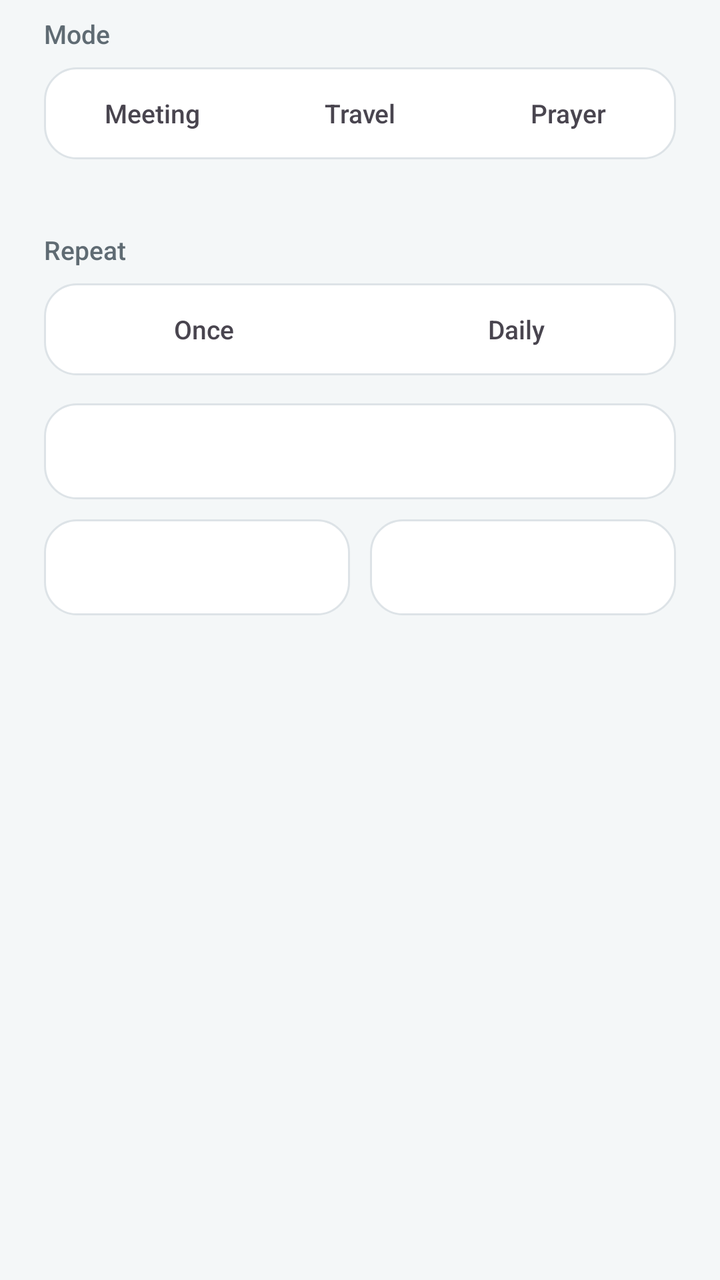
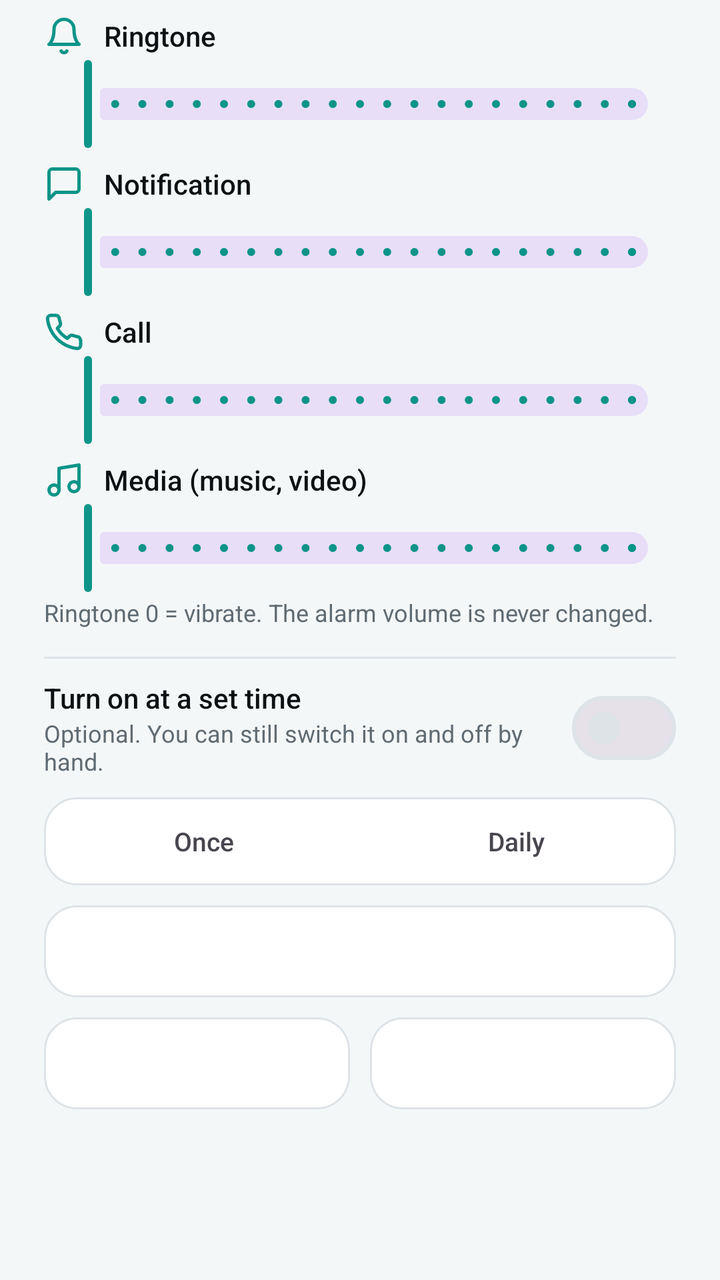

The first picture is an Android layout as it rendered before a commit; the second is the same layout after the commit. The layout source and the unified diff follow.
<!-- AndroidManifest.xml: application theme Theme.AlertAlarm -->
<!-- res/layout/dialog_volume.xml -->
<?xml version="1.0" encoding="utf-8"?>
<LinearLayout xmlns:android="http://schemas.android.com/apk/res/android"
    android:layout_width="match_parent"
    android:layout_height="wrap_content"
    android:orientation="vertical"
    android:paddingStart="22dp"
    android:paddingTop="8dp"
    android:paddingEnd="22dp">

    <TextView
        style="@style/Label"
        android:text="Mode" />

    <LinearLayout
        android:layout_width="match_parent"
        android:layout_height="wrap_content"
        android:background="@drawable/bg_segment"
        android:orientation="horizontal"
        android:padding="4dp">
        <TextView android:id="@+id/modeMeeting" android:layout_width="0dp" android:layout_height="38dp" android:layout_weight="1" android:clickable="true" android:focusable="true" android:fontFamily="sans-serif-medium" android:gravity="center" android:text="Meeting" android:textSize="13sp" />
        <TextView android:id="@+id/modeTravel" android:layout_width="0dp" android:layout_height="38dp" android:layout_marginStart="4dp" android:layout_weight="1" android:clickable="true" android:focusable="true" android:fontFamily="sans-serif-medium" android:gravity="center" android:text="Travel" android:textSize="13sp" />
        <TextView android:id="@+id/modePrayer" android:layout_width="0dp" android:layout_height="38dp" android:layout_marginStart="4dp" android:layout_weight="1" android:clickable="true" android:focusable="true" android:fontFamily="sans-serif-medium" android:gravity="center" android:text="Prayer" android:textSize="13sp" />
    </LinearLayout>

    <TextView
        android:id="@+id/modeHint"
        android:layout_width="wrap_content"
        android:layout_height="wrap_content"
        android:layout_marginTop="6dp"
        android:textColor="@color/hero_text"
        android:textSize="12sp" />

    <TextView
        style="@style/Label"
        android:layout_marginTop="14dp"
        android:text="Repeat" />

    <LinearLayout
        android:layout_width="match_parent"
        android:layout_height="wrap_content"
        android:background="@drawable/bg_segment"
        android:orientation="horizontal"
        android:padding="4dp">
        <TextView android:id="@+id/volOnce" android:layout_width="0dp" android:layout_height="38dp" android:layout_weight="1" android:clickable="true" android:focusable="true" android:fontFamily="sans-serif-medium" android:gravity="center" android:text="Once" android:textSize="13sp" />
        <TextView android:id="@+id/volDaily" android:layout_width="0dp" android:layout_height="38dp" android:layout_marginStart="4dp" android:layout_weight="1" android:clickable="true" android:focusable="true" android:fontFamily="sans-serif-medium" android:gravity="center" android:text="Daily" android:textSize="13sp" />
    </LinearLayout>

    <TextView
        android:id="@+id/volDate"
        android:layout_width="match_parent"
        android:layout_height="48dp"
        android:layout_marginTop="14dp"
        android:background="@drawable/bg_input"
        android:clickable="true"
        android:focusable="true"
        android:gravity="center_vertical"
        android:paddingStart="14dp"
        android:paddingEnd="14dp"
        android:textColor="@color/text"
        android:textSize="15sp" />

    <LinearLayout
        android:layout_width="match_parent"
        android:layout_height="wrap_content"
        android:layout_marginTop="10dp"
        android:layout_marginBottom="6dp"
        android:orientation="horizontal">

        <TextView
            android:id="@+id/volStart"
            android:layout_width="0dp"
            android:layout_height="48dp"
            android:layout_weight="1"
            android:background="@drawable/bg_input"
            android:clickable="true"
            android:focusable="true"
            android:gravity="center"
            android:textColor="@color/text"
            android:textSize="15sp" />

        <TextView
            android:id="@+id/volEnd"
            android:layout_width="0dp"
            android:layout_height="48dp"
            android:layout_marginStart="10dp"
            android:layout_weight="1"
            android:background="@drawable/bg_input"
            android:clickable="true"
            android:focusable="true"
            android:gravity="center"
            android:textColor="@color/text"
            android:textSize="15sp" />
    </LinearLayout>
</LinearLayout>
<!-- resources referenced by this layout -->
<resources>
  <color name="hero_text">#2F5F59</color>
  <color name="text">#0E1113</color>
  <!-- drawable bg_input (drawable) -->
  <?xml version="1.0" encoding="utf-8"?>
  <shape xmlns:android="http://schemas.android.com/apk/res/android" android:shape="rectangle">
      <solid android:color="@color/surface" />
      <stroke android:width="1dp" android:color="@color/stroke" />
      <corners android:radius="16dp" />
  </shape>
  <style name="Label">
          <item name="android:layout_width">wrap_content</item>
          <item name="android:layout_height">wrap_content</item>
          <item name="android:layout_marginBottom">8dp</item>
          <item name="android:fontFamily">sans-serif-medium</item>
          <item name="android:textColor">@color/muted</item>
          <item name="android:textSize">13sp</item>
      </style>
  <color name="surface">#FFFFFF</color>
  <color name="stroke">#DDE3E7</color>
  <color name="muted">#5F6B73</color>
  <color name="accent">#0D9488</color>
  <color name="on_accent">#FFFFFF</color>
  <color name="hero">#DDF6F2</color>
  <color name="bg">#F4F7F8</color>
  <color name="nav">#FFFFFF</color>
  <!-- unchanged entries left out for length: 2 -->
</resources>

<!-- the commit's change to res/layout/dialog_volume.xml (unified diff, before → after) -->
@@ -1,94 +1,293 @@
 <?xml version="1.0" encoding="utf-8"?>
-<LinearLayout xmlns:android="http://schemas.android.com/apk/res/android"
+<ScrollView xmlns:android="http://schemas.android.com/apk/res/android"
+    xmlns:app="http://schemas.android.com/apk/res-auto"
+    android:layout_width="match_parent"
+    android:layout_height="wrap_content">
+
+<LinearLayout
     android:layout_width="match_parent"
     android:layout_height="wrap_content"
     android:orientation="vertical"
     android:paddingStart="22dp"
-    android:paddingTop="8dp"
-    android:paddingEnd="22dp">
+    android:paddingTop="4dp"
+    android:paddingEnd="22dp"
+    android:paddingBottom="4dp">
+
+    <LinearLayout
+        android:layout_width="match_parent"
+        android:layout_height="wrap_content"
+        android:layout_marginTop="4dp"
+        android:gravity="center_vertical"
+        android:orientation="horizontal">
+
+        <ImageView
+            android:layout_width="20dp"
+            android:layout_height="20dp"
+            android:importantForAccessibility="no"
+            android:src="@drawable/ic_bell"
+            app:tint="@color/accent" />
+
+        <TextView
+            android:layout_width="0dp"
+            android:layout_height="wrap_content"
+            android:layout_marginStart="10dp"
+            android:layout_weight="1"
+            android:fontFamily="sans-serif-medium"
+            android:text="Ringtone"
+            android:textColor="@color/text"
+            android:textSize="14sp" />
+
+        <TextView
+            android:id="@+id/ringValue"
+            android:layout_width="wrap_content"
+            android:layout_height="wrap_content"
+            android:textColor="@color/accent"
+            android:textSize="14sp"
+            android:textStyle="bold" />
+    </LinearLayout>
+
+    <com.google.android.material.slider.Slider
+        android:id="@+id/ringSlider"
+        android:layout_width="match_parent"
+        android:layout_height="wrap_content"
+        android:contentDescription="Ringtone volume"
+        android:stepSize="5"
+        android:valueFrom="0"
+        android:valueTo="100" />
+    <LinearLayout
+        android:layout_width="match_parent"
+        android:layout_height="wrap_content"
+        android:layout_marginTop="6dp"
+        android:gravity="center_vertical"
+        android:orientation="horizontal">
+
+        <ImageView
+            android:layout_width="20dp"
+            android:layout_height="20dp"
+            android:importantForAccessibility="no"
+            android:src="@drawable/ic_message"
+            app:tint="@color/accent" />
+
+        <TextView
+            android:layout_width="0dp"
+            android:layout_height="wrap_content"
+            android:layout_marginStart="10dp"
+            android:layout_weight="1"
+            android:fontFamily="sans-serif-medium"
+            android:text="Notification"
+            android:textColor="@color/text"
+            android:textSize="14sp" />
+
+        <TextView
+            android:id="@+id/notificationValue"
+            android:layout_width="wrap_content"
+            android:layout_height="wrap_content"
+            android:textColor="@color/accent"
+            android:textSize="14sp"
+            android:textStyle="bold" />
+    </LinearLayout>
+
+    <com.google.android.material.slider.Slider
+        android:id="@+id/notificationSlider"
+        android:layout_width="match_parent"
+        android:layout_height="wrap_content"
+        android:contentDescription="Notification volume"
+        android:stepSize="5"
+        android:valueFrom="0"
+        android:valueTo="100" />
+    <LinearLayout
+        android:layout_width="match_parent"
+        android:layout_height="wrap_content"
+        android:layout_marginTop="6dp"
+        android:gravity="center_vertical"
+        android:orientation="horizontal">
+
+        <ImageView
+            android:layout_width="20dp"
+            android:layout_height="20dp"
+            android:importantForAccessibility="no"
+            android:src="@drawable/ic_phone"
+            app:tint="@color/accent" />
+
+        <TextView
+            android:layout_width="0dp"
+            android:layout_height="wrap_content"
+            android:layout_marginStart="10dp"
+            android:layout_weight="1"
+            android:fontFamily="sans-serif-medium"
+            android:text="Call"
+            android:textColor="@color/text"
+            android:textSize="14sp" />
+
+        <TextView
+            android:id="@+id/callValue"
+            android:layout_width="wrap_content"
+            android:layout_height="wrap_content"
+            android:textColor="@color/accent"
+            android:textSize="14sp"
+            android:textStyle="bold" />
+    </LinearLayout>
+
+    <com.google.android.material.slider.Slider
+        android:id="@+id/callSlider"
+        android:layout_width="match_parent"
+        android:layout_height="wrap_content"
+        android:contentDescription="Call volume"
+        android:stepSize="5"
+        android:valueFrom="0"
+        android:valueTo="100" />
+    <LinearLayout
+        android:layout_width="match_parent"
+        android:layout_height="wrap_content"
+        android:layout_marginTop="6dp"
+        android:gravity="center_vertical"
+        android:orientation="horizontal">
+
+        <ImageView
+            android:layout_width="20dp"
+            android:layout_height="20dp"
+            android:importantForAccessibility="no"
+            android:src="@drawable/ic_music"
+            app:tint="@color/accent" />
+
+        <TextView
+            android:layout_width="0dp"
+            android:layout_height="wrap_content"
+            android:layout_marginStart="10dp"
+            android:layout_weight="1"
+            android:fontFamily="sans-serif-medium"
+            android:text="Media (music, video)"
+            android:textColor="@color/text"
+            android:textSize="14sp" />
+
+        <TextView
+            android:id="@+id/mediaValue"
+            android:layout_width="wrap_content"
+            android:layout_height="wrap_content"
+            android:textColor="@color/accent"
+            android:textSize="14sp"
+            android:textStyle="bold" />
+    </LinearLayout>
+
+    <com.google.android.material.slider.Slider
+        android:id="@+id/mediaSlider"
+        android:layout_width="match_parent"
+        android:layout_height="wrap_content"
+        android:contentDescription="Media (music, video) volume"
+        android:stepSize="5"
+        android:valueFrom="0"
+        android:valueTo="100" />
 
     <TextView
-        style="@style/Label"
-        android:text="Mode" />
-
-    <LinearLayout
-        android:layout_width="match_parent"
-        android:layout_height="wrap_content"
-        android:background="@drawable/bg_segment"
-        android:orientation="horizontal"
-        android:padding="4dp">
-        <TextView android:id="@+id/modeMeeting" android:layout_width="0dp" android:layout_height="38dp" android:layout_weight="1" android:clickable="true" android:focusable="true" android:fontFamily="sans-serif-medium" android:gravity="center" android:text="Meeting" android:textSize="13sp" />
-        <TextView android:id="@+id/modeTravel" android:layout_width="0dp" android:layout_height="38dp" android:layout_marginStart="4dp" android:layout_weight="1" android:clickable="true" android:focusable="true" android:fontFamily="sans-serif-medium" android:gravity="center" android:text="Travel" android:textSize="13sp" />
-        <TextView android:id="@+id/modePrayer" android:layout_width="0dp" android:layout_height="38dp" android:layout_marginStart="4dp" android:layout_weight="1" android:clickable="true" android:focusable="true" android:fontFamily="sans-serif-medium" android:gravity="center" android:text="Prayer" android:textSize="13sp" />
-    </LinearLayout>
-
-    <TextView
-        android:id="@+id/modeHint"
         android:layout_width="wrap_content"
         android:layout_height="wrap_content"
-        android:layout_marginTop="6dp"
-        android:textColor="@color/hero_text"
+        android:text="Ringtone 0 = vibrate. The alarm volume is never changed."
+        android:textColor="@color/muted"
         android:textSize="12sp" />
 
-    <TextView
-        style="@style/Label"
+    <View
+        android:layout_width="match_parent"
+        android:layout_height="1dp"
         android:layout_marginTop="14dp"
-        android:text="Repeat" />
-
-    <LinearLayout
-        android:layout_width="match_parent"
-        android:layout_height="wrap_content"
-        android:background="@drawable/bg_segment"
-        android:orientation="horizontal"
-        android:padding="4dp">
-        <TextView android:id="@+id/volOnce" android:layout_width="0dp" android:layout_height="38dp" android:layout_weight="1" android:clickable="true" android:focusable="true" android:fontFamily="sans-serif-medium" android:gravity="center" android:text="Once" android:textSize="13sp" />
-        <TextView android:id="@+id/volDaily" android:layout_width="0dp" android:layout_height="38dp" android:layout_marginStart="4dp" android:layout_weight="1" android:clickable="true" android:focusable="true" android:fontFamily="sans-serif-medium" android:gravity="center" android:text="Daily" android:textSize="13sp" />
-    </LinearLayout>
-
-    <TextView
-        android:id="@+id/volDate"
-        android:layout_width="match_parent"
-        android:layout_height="48dp"
-        android:layout_marginTop="14dp"
-        android:background="@drawable/bg_input"
-        android:clickable="true"
-        android:focusable="true"
-        android:gravity="center_vertical"
-        android:paddingStart="14dp"
-        android:paddingEnd="14dp"
-        android:textColor="@color/text"
-        android:textSize="15sp" />
-
-    <LinearLayout
+        android:layout_marginBottom="10dp"
+        android:background="@color/stroke" />
+
+    <LinearLayout
+        android:layout_width="match_parent"
+        android:layout_height="wrap_content"
+        android:gravity="center_vertical"
+        android:orientation="horizontal">
+
+        <LinearLayout
+            android:layout_width="0dp"
+            android:layout_height="wrap_content"
+            android:layout_weight="1"
+            android:orientation="vertical">
+
+            <TextView
+                android:layout_width="wrap_content"
+                android:layout_height="wrap_content"
+                android:fontFamily="sans-serif-medium"
+                android:text="Turn on at a set time"
+                android:textColor="@color/text"
+                android:textSize="14sp" />
+
+            <TextView
+                android:layout_width="wrap_content"
+                android:layout_height="wrap_content"
+                android:text="Optional. You can still switch it on and off by hand."
+                android:textColor="@color/muted"
+                android:textSize="12sp" />
+        </LinearLayout>
+
+        <com.google.android.material.materialswitch.MaterialSwitch
+            android:id="@+id/timedSwitch"
+            android:layout_width="wrap_content"
+            android:layout_height="wrap_content" />
+    </LinearLayout>
+
+    <LinearLayout
+        android:id="@+id/timeSection"
         android:layout_width="match_parent"
         android:layout_height="wrap_content"
         android:layout_marginTop="10dp"
-        android:layout_marginBottom="6dp"
-        android:orientation="horizontal">
-
-        <TextView
-            android:id="@+id/volStart"
-            android:layout_width="0dp"
-            android:layout_height="48dp"
-            android:layout_weight="1"
+        android:orientation="vertical">
+
+        <LinearLayout
+            android:layout_width="match_parent"
+            android:layout_height="wrap_content"
+            android:background="@drawable/bg_segment"
+            android:orientation="horizontal"
+            android:padding="4dp">
+            <TextView android:id="@+id/volOnce" android:layout_width="0dp" android:layout_height="36dp" android:layout_weight="1" android:clickable="true" android:focusable="true" android:fontFamily="sans-serif-medium" android:gravity="center" android:text="Once" android:textSize="13sp" />
+            <TextView android:id="@+id/volDaily" android:layout_width="0dp" android:layout_height="36dp" android:layout_marginStart="4dp" android:layout_weight="1" android:clickable="true" android:focusable="true" android:fontFamily="sans-serif-medium" android:gravity="center" android:text="Daily" android:textSize="13sp" />
+        </LinearLayout>
+
+        <TextView
+            android:id="@+id/volDate"
+            android:layout_width="match_parent"
+            android:layout_height="46dp"
+            android:layout_marginTop="10dp"
             android:background="@drawable/bg_input"
             android:clickable="true"
             android:focusable="true"
-            android:gravity="center"
+            android:gravity="center_vertical"
+            android:paddingStart="14dp"
+            android:paddingEnd="14dp"
             android:textColor="@color/text"
             android:textSize="15sp" />
 
-        <TextView
-            android:id="@+id/volEnd"
-            android:layout_width="0dp"
-            android:layout_height="48dp"
-            android:layout_marginStart="10dp"
-            android:layout_weight="1"
-            android:background="@drawable/bg_input"
-            android:clickable="true"
-            android:focusable="true"
-            android:gravity="center"
-            android:textColor="@color/text"
-            android:textSize="15sp" />
+        <LinearLayout
+            android:layout_width="match_parent"
+            android:layout_height="wrap_content"
+            android:layout_marginTop="10dp"
+            android:orientation="horizontal">
+
+            <TextView
+                android:id="@+id/volStart"
+                android:layout_width="0dp"
+                android:layout_height="46dp"
+                android:layout_weight="1"
+                android:background="@drawable/bg_input"
+                android:clickable="true"
+                android:focusable="true"
+                android:gravity="center"
+                android:textColor="@color/text"
+                android:textSize="15sp" />
+
+            <TextView
+                android:id="@+id/volEnd"
+                android:layout_width="0dp"
+                android:layout_height="46dp"
+                android:layout_marginStart="10dp"
+                android:layout_weight="1"
+                android:background="@drawable/bg_input"
+                android:clickable="true"
+                android:focusable="true"
+                android:gravity="center"
+                android:textColor="@color/text"
+                android:textSize="15sp" />
+        </LinearLayout>
     </LinearLayout>
 </LinearLayout>
+</ScrollView>
<!-- resource entries referenced after the edit -->
@@ -1,6 +1,5 @@
 <!-- resources referenced by this layout -->
 <resources>
-  <color name="hero_text">#2F5F59</color>
   <color name="text">#0E1113</color>
   <!-- drawable bg_input (drawable) -->
   <?xml version="1.0" encoding="utf-8"?>
@@ -9,14 +8,87 @@
       <stroke android:width="1dp" android:color="@color/stroke" />
       <corners android:radius="16dp" />
   </shape>
-  <style name="Label">
-          <item name="android:layout_width">wrap_content</item>
-          <item name="android:layout_height">wrap_content</item>
-          <item name="android:layout_marginBottom">8dp</item>
-          <item name="android:fontFamily">sans-serif-medium</item>
-          <item name="android:textColor">@color/muted</item>
-          <item name="android:textSize">13sp</item>
-      </style>
+  <!-- drawable ic_bell (drawable) -->
+  <?xml version="1.0" encoding="utf-8"?>
+  <vector xmlns:android="http://schemas.android.com/apk/res/android"
+      android:width="24dp"
+      android:height="24dp"
+      android:viewportWidth="24"
+      android:viewportHeight="24">
+      <path
+          android:fillColor="#00000000"
+          android:pathData="M6,8a6,6 0,0 1,12 0c0,7 3,9 3,9H3s3,-2 3,-9"
+          android:strokeColor="#FFFFFFFF"
+          android:strokeLineCap="round"
+          android:strokeLineJoin="round"
+          android:strokeWidth="2" />
+      <path
+          android:fillColor="#00000000"
+          android:pathData="M10.3,21a1.94,1.94 0,0 0,3.4 0"
+          android:strokeColor="#FFFFFFFF"
+          android:strokeLineCap="round"
+          android:strokeLineJoin="round"
+          android:strokeWidth="2" />
+  </vector>
+  <!-- drawable ic_message (drawable) -->
+  <?xml version="1.0" encoding="utf-8"?>
+  <vector xmlns:android="http://schemas.android.com/apk/res/android"
+      android:width="24dp"
+      android:height="24dp"
+      android:viewportWidth="24"
+      android:viewportHeight="24">
+      <path
+          android:fillColor="#00000000"
+          android:pathData="M21,15a2,2 0,0 1,-2 2H7l-4,4V5a2,2 0,0 1,2 -2h14a2,2 0,0 1,2 2z"
+          android:strokeColor="#FFFFFFFF"
+          android:strokeLineCap="round"
+          android:strokeLineJoin="round"
+          android:strokeWidth="2" />
+  </vector>
+  <!-- drawable ic_music (drawable) -->
+  <?xml version="1.0" encoding="utf-8"?>
+  <vector xmlns:android="http://schemas.android.com/apk/res/android"
+      android:width="24dp"
+      android:height="24dp"
+      android:viewportWidth="24"
+      android:viewportHeight="24">
+      <path
+          android:fillColor="#00000000"
+          android:pathData="M9,18V5l12,-2v13"
+          android:strokeColor="#FFFFFFFF"
+          android:strokeLineCap="round"
+          android:strokeLineJoin="round"
+          android:strokeWidth="2" />
+      <path
+          android:fillColor="#00000000"
+          android:pathData="M3,18a3,3 0,1 0,6 0a3,3 0,1 0,-6 0"
+          android:strokeColor="#FFFFFFFF"
+          android:strokeLineCap="round"
+          android:strokeLineJoin="round"
+          android:strokeWidth="2" />
+      <path
+          android:fillColor="#00000000"
+          android:pathData="M15,16a3,3 0,1 0,6 0a3,3 0,1 0,-6 0"
+          android:strokeColor="#FFFFFFFF"
+          android:strokeLineCap="round"
+          android:strokeLineJoin="round"
+          android:strokeWidth="2" />
+  </vector>
+  <!-- drawable ic_phone (drawable) -->
+  <?xml version="1.0" encoding="utf-8"?>
+  <vector xmlns:android="http://schemas.android.com/apk/res/android"
+      android:width="24dp"
+      android:height="24dp"
+      android:viewportWidth="24"
+      android:viewportHeight="24">
+      <path
+          android:fillColor="#00000000"
+          android:pathData="M22,16.9v3a2,2 0,0 1,-2.2 2a19.8,19.8 0,0 1,-8.6 -3.1a19.5,19.5 0,0 1,-6 -6a19.8,19.8 0,0 1,-3.1 -8.7A2,2 0,0 1,4.1 2h3a2,2 0,0 1,2 1.7c0.1,0.9 0.4,1.8 0.7,2.7a2,2 0,0 1,-0.5 2.1L8,9.8a16,16 0,0 0,6 6l1.3,-1.3a2,2 0,0 1,2.1 -0.4c0.9,0.3 1.8,0.6 2.7,0.7a2,2 0,0 1,1.7 2z"
+          android:strokeColor="#FFFFFFFF"
+          android:strokeLineCap="round"
+          android:strokeLineJoin="round"
+          android:strokeWidth="2" />
+  </vector>
   <color name="surface">#FFFFFF</color>
   <color name="stroke">#DDE3E7</color>
   <color name="muted">#5F6B73</color>
